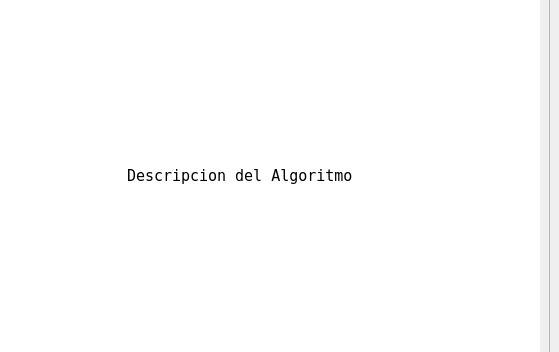
Before: the Qt Designer form Interfaz/train.ui in adobrasca512/EatEaser, drawn with Qt 5; both pictures show x 768 to 1327 and y 262 to 614 of the 1327 by 842 pixel window.
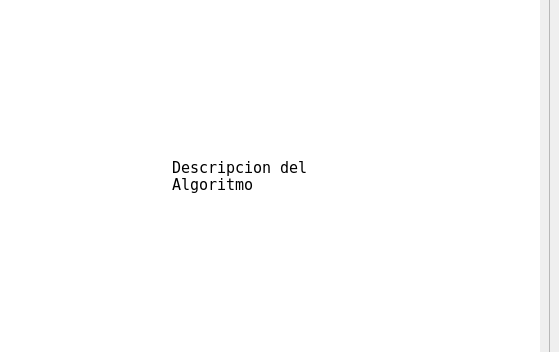
After: the same form once the commit is applied. Icons and pictures are not drawn.

Diff of the .ui file:
```diff
--- a/Interfaz/train.ui
+++ b/Interfaz/train.ui
@@ -414,6 +414,9 @@
             <property name="text">
              <string>Descripcion del Algoritmo</string>
             </property>
+            <property name="wordWrap">
+             <bool>true</bool>
+            </property>
            </widget>
           </item>
           <item alignment="Qt::AlignHCenter">
```
